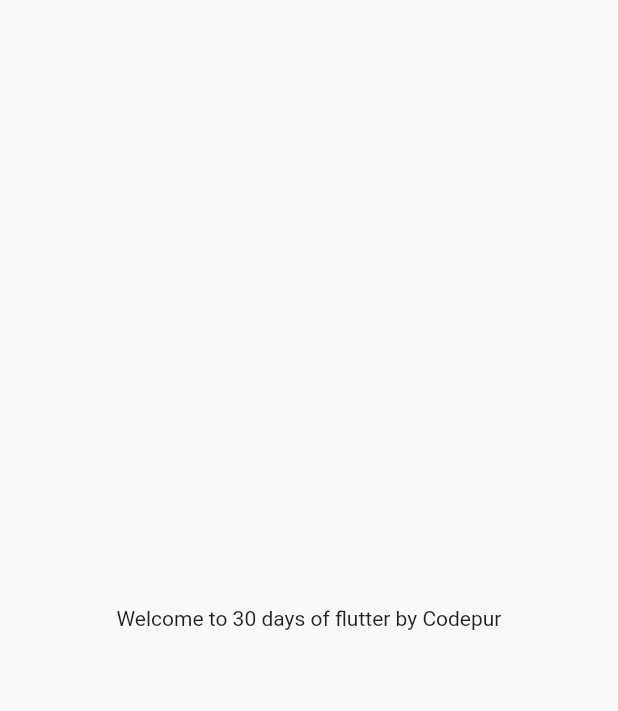
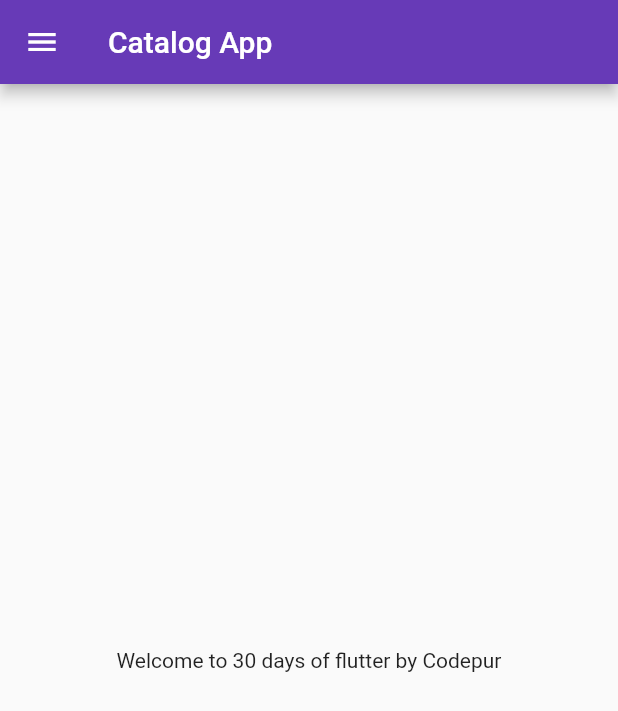
Before and after one commit to mdsomad/Fullcouse, a Flutter app: the screen it shows after launch, on a phone screen of 412 x 824 dp. Shown: the top 711 px of the screen. Run offline on Flutter 3.47's test engine with Material 2 defaults, Android fonts, the light colour scheme and no system bars.

Commit message:
Dary 3 completed

```diff
--- a/lib/main.dart
+++ b/lib/main.dart
@@ -1,17 +1,29 @@
 import 'package:flutter/material.dart';
-import 'package:flutter_full_course_project/home_page.dart';
+import 'package:flutter_full_course_project/pages/home_page.dart';
+import 'package:flutter_full_course_project/pages/login_page.dart';
 
 void main() {
   runApp(MyApp());
 }
 class MyApp extends StatelessWidget {
-  const MyApp({ Key? key }) : super(key: key);
 
   @override
   Widget build(BuildContext context) {
     return MaterialApp(
       debugShowCheckedModeBanner: false,
-          home: HomePage()
+          themeMode: ThemeMode.light,
+          theme: ThemeData(
+            primarySwatch: Colors.deepPurple
+          ),
+          darkTheme: ThemeData(
+            brightness: Brightness.dark
+          ),
+          initialRoute: "/Home",
+          routes: {
+            "/":(context) => LoginPage(),
+            "/Home":(context)=>HomePage(),
+            '/login':(context) => LoginPage()
+          },
     );
   }
 }
--- a/lib/home_page.dart
+++ b/lib/pages/home_page.dart
@@ -8,11 +8,16 @@
   @override
   Widget build(BuildContext context) {
     return Scaffold(
+      appBar: AppBar(
+        title: Text("Catalog App"),
+      ),
             body: Center(
               child: Container(
                 child: Text("Welcome to $days days of flutter by $name"),
               ),
             ),
+            drawer: Drawer(),
           );
+
   }
 }
--- /dev/null
+++ b/lib/pages/login_page.dart
@@ -0,0 +1,12 @@
+import 'package:flutter/material.dart';
+
+class LoginPage  extends StatelessWidget {
+
+
+  @override
+  Widget build(BuildContext context) {
+    return Material(
+      child: Center(child:Text("Login Page",style: TextStyle(),textScaleFactor: 4.0,)),
+    );
+  }
+}
```
